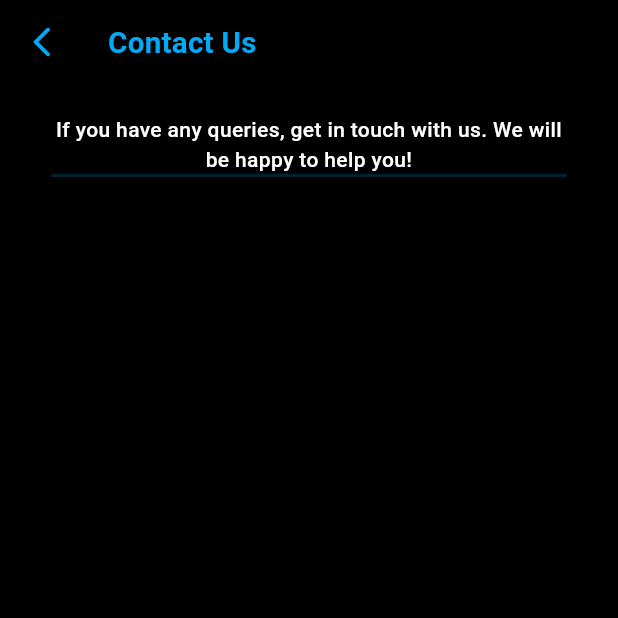
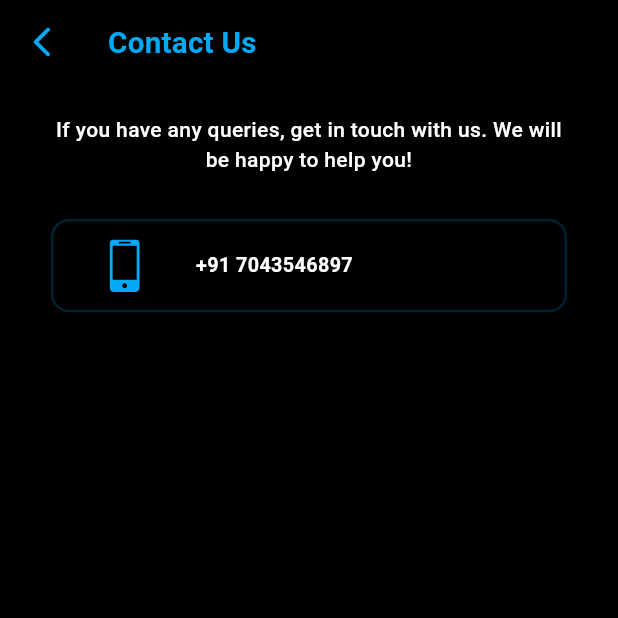
Before and after one commit to Zimil-Patel/advance_flutter_ch1, a Flutter app: the screen it shows after launch, on a phone screen of 412 x 824 dp, the top half of it. Run offline on Flutter 3.47's test engine with Material 3 defaults, Android fonts, the phone set to English and light mode, and no system bars; our stand-ins replace blurrycontainer, flutter_svg, google_fonts, image_gallery_saver, shared_preferences.

Commit message:
11 Oct 24

```diff
--- a/lib/contact us page/screens/contact us home screen/contact_us_home_page.dart
+++ b/lib/contact us page/screens/contact us home screen/contact_us_home_page.dart
@@ -1,5 +1,7 @@
 import 'package:advance_flutter_ch1/todo%20app/todo_utils.dart';
+import 'package:flutter/cupertino.dart';
 import 'package:flutter/material.dart';
+import 'package:flutter_svg/flutter_svg.dart';
 
 import 'components/contact_us_app_bar.dart';
 
@@ -29,17 +31,46 @@
               ),
             ),
 
-            Container(
+            const SizedBox(
+              height: 10,
+            ),
+
+            CupertinoButton(
+              onPressed: () {},
+              padding: EdgeInsets.zero,
+              child: Container(
+                margin: const EdgeInsets.symmetric(vertical: 20),
                 decoration: BoxDecoration(
                   borderRadius: BorderRadius.circular(12),
                   border: Border.all(
+                    width: 1.6,
                     color: Colors.lightBlue.withOpacity(0.2),
                   ),
                 ),
                 child: Row(
+                  crossAxisAlignment: CrossAxisAlignment.center,
                   children: [
-
+                    Container(
+                      height: 35,
+                      width: 35,
+                      margin: const EdgeInsets.symmetric(
+                          horizontal: 30, vertical: 12),
+                      child: SvgPicture.asset(
+                        'assets/svg/phone.svg',
+                        color: Colors.lightBlue,
+                        fit: BoxFit.cover,
+                      ),
+                    ),
+                     Expanded(
+                      flex: 2,
+                      child: Text('+91 7043546897', style: Theme.of(context).textTheme.bodyMedium!.copyWith(
+                        fontSize: height * 0.016,
+                        fontWeight: FontWeight.w600
+                      ),),
+                    ),
+                    const Spacer(),
                   ],
+                ),
               ),
             ),
           ],
```
Lines whose indentation alone changed are shown as unchanged.
